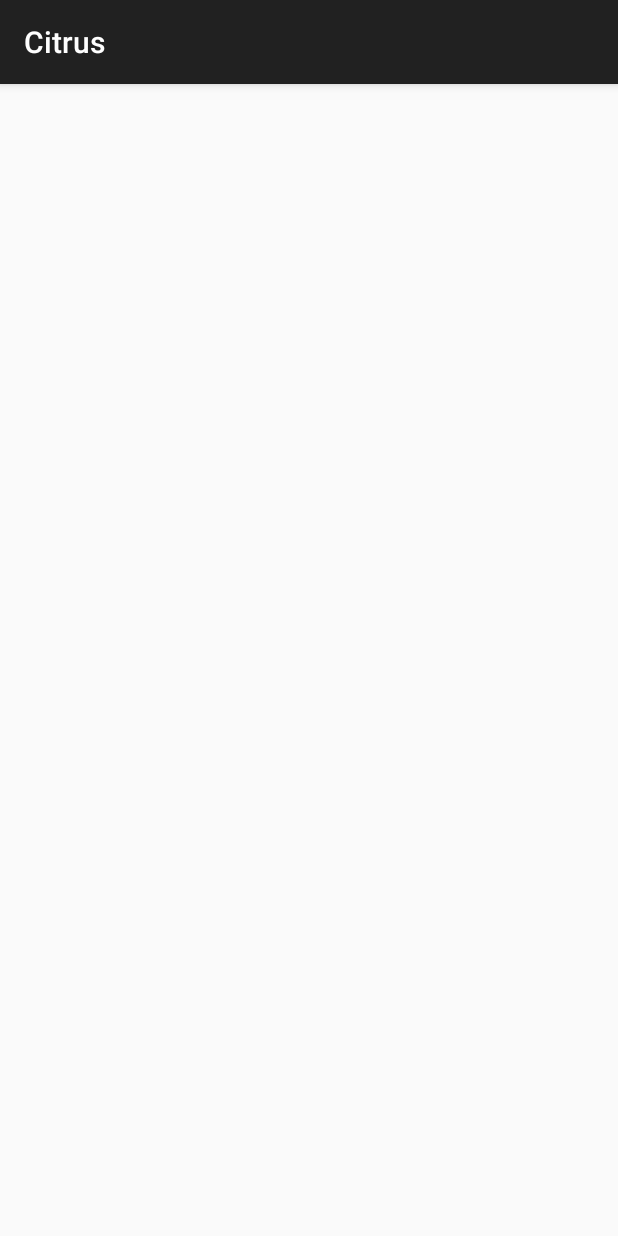
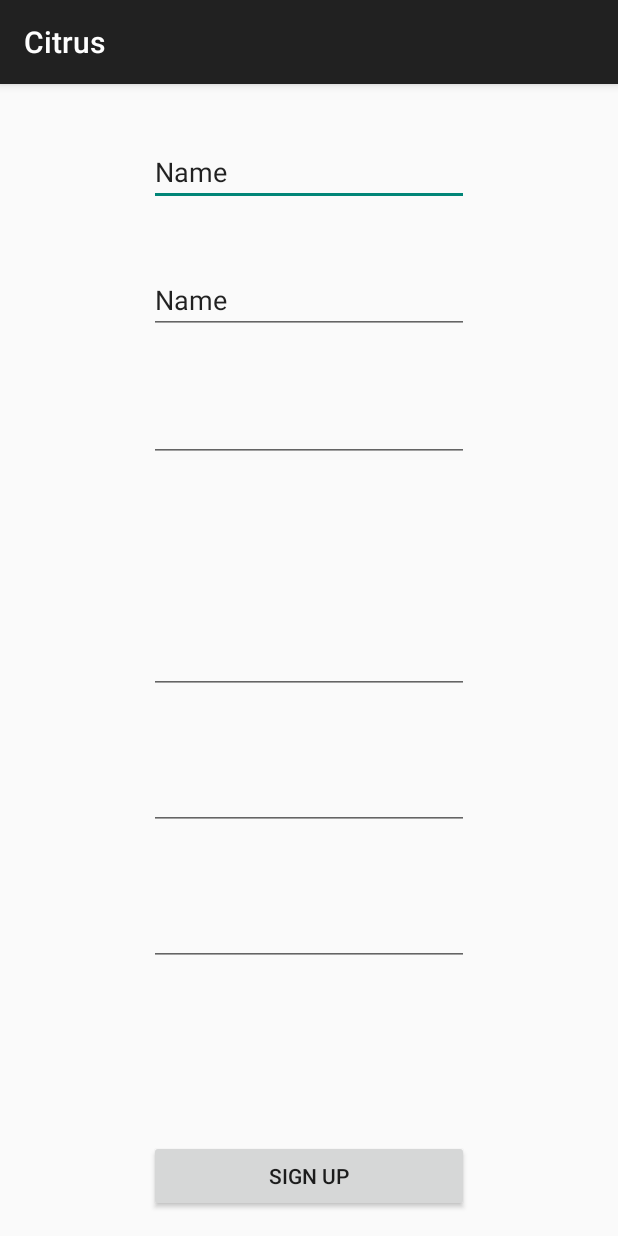
Before and after one commit to DemirhanOzel/Citrus, an Android app: the screen it shows after launch (SignupActivity), after a tap on "SIGN UP", on a phone screen of 412 x 824 dp. Run offline under Robolectric (Android 15) with nearby library versions, the phone set to English and light mode, and no system bars.

Commit message:
Updated theme elements and resources

```diff
--- a/app/src/main/AndroidManifest.xml
+++ b/app/src/main/AndroidManifest.xml
@@ -15,7 +15,8 @@
                 <category android:name="android.intent.category.LAUNCHER" />
             </intent-filter>
         </activity>
-        <activity android:name=".SignupActivity"></activity>
+        <activity android:name=".SignupActivity" />
+        <activity android:name=".SigninActivity"></activity>
     </application>
 
 </manifest>
--- a/app/src/main/java/net/citrusdynamics/citrus/MainActivity.java
+++ b/app/src/main/java/net/citrusdynamics/citrus/MainActivity.java
@@ -13,16 +13,29 @@ public class MainActivity extends AppCompatActivity {
         setContentView(R.layout.activity_main);
         Button signin = (Button) findViewById(R.id.signin);
         Button signup = (Button) findViewById(R.id.signup);
-        signup.setOnClickListener(viewhandler1);
 
+        signin.setOnClickListener(onclicklistener);
+        signup.setOnClickListener(onclicklistener);
 
     }
 
-    View.OnClickListener viewhandler1 = new View.OnClickListener() {
-        public void onClick(View v) {
-            setContentView(R.layout.activity_signup);
-            Intent signup_intent = new Intent(MainActivity.this, SignupActivity.class);
-            startActivity(signup_intent);
+    private View.OnClickListener onclicklistener = new View.OnClickListener() {
+        @Override
+        public void onClick(final View v) {
+            switch (v.getId()) {
+                case R.id.signin:
+
+                    Intent signin_intent = new Intent(MainActivity.this, SigninActivity.class);
+                    startActivity(signin_intent);
+                    break;
+                case R.id.signup:
+
+                    Intent signup_intent = new Intent(MainActivity.this, SignupActivity.class);
+                    startActivity(signup_intent);
+
+                    break;
+
+            }
         }
     };
 }
--- a/app/src/main/res/layout/activity_main.xml
+++ b/app/src/main/res/layout/activity_main.xml
@@ -45,7 +45,8 @@
         android:layout_centerHorizontal="true"
         android:layout_marginTop="30dp"
         android:enabled="false"
-        android:textColor="#000000" />
+        android:textColor="#000000"
+        />
 
 
 
--- a/app/src/main/res/layout/activity_signup.xml
+++ b/app/src/main/res/layout/activity_signup.xml
@@ -10,4 +10,84 @@
     tools:context="net.citrusdynamics.citrus.SignupActivity">
 
 
+    <EditText
+        android:layout_width="wrap_content"
+        android:layout_height="wrap_content"
+        android:inputType="textPersonName"
+        android:text="Name"
+        android:ems="10"
+        android:id="@+id/editText"
+        android:layout_marginTop="20dp"
+        android:layout_marginBottom="20dp"
+        android:layout_alignParentTop="true"
+        android:layout_centerHorizontal="true" />
+
+    <EditText
+        android:layout_width="wrap_content"
+        android:layout_height="wrap_content"
+        android:inputType="textPersonName"
+        android:text="Name"
+        android:ems="10"
+        android:id="@+id/editText2"
+        android:layout_marginTop="20dp"
+        android:layout_marginBottom="20dp"
+        android:layout_below="@+id/editText"
+        android:layout_centerHorizontal="true" />
+
+    <EditText
+        android:layout_width="wrap_content"
+        android:layout_height="wrap_content"
+        android:inputType="textEmailAddress"
+        android:ems="10"
+        android:id="@+id/editText3"
+        android:layout_marginTop="20dp"
+        android:layout_marginBottom="20dp"
+        android:layout_below="@+id/editText2"
+        android:layout_centerHorizontal="true" />
+
+    <EditText
+        android:layout_width="wrap_content"
+        android:layout_height="wrap_content"
+        android:inputType="phone"
+        android:ems="10"
+        android:layout_marginTop="20dp"
+        android:layout_marginBottom="20dp"
+        android:id="@+id/editText4"
+        android:layout_centerVertical="true"
+        android:layout_centerHorizontal="true"
+        android:layout_alignParentEnd="false"
+        android:layout_alignParentStart="false" />
+
+    <EditText
+        android:layout_width="wrap_content"
+        android:layout_height="wrap_content"
+        android:inputType="textPassword"
+        android:ems="10"
+        android:id="@+id/editText5"
+        android:layout_below="@+id/editText6"
+        android:layout_marginTop="20dp"
+        android:layout_marginBottom="25dp"
+        android:layout_centerHorizontal="true"
+         />
+
+    <EditText
+        android:layout_width="wrap_content"
+        android:layout_height="wrap_content"
+        android:inputType="textPostalAddress"
+        android:ems="10"
+        android:id="@+id/editText6"
+        android:layout_marginTop="25dp"
+        android:layout_marginBottom="25dp"
+        android:layout_below="@+id/editText4"
+        android:layout_centerHorizontal="true" />
+
+    <Button
+        android:layout_width="match_parent"
+        android:layout_height="wrap_content"
+        android:text="Sign Up"
+        android:id="@+id/button2"
+        android:layout_alignParentBottom="true"
+        android:layout_alignStart="@+id/editText5"
+        android:layout_alignEnd="@+id/editText5" />
+
 </RelativeLayout>
```
Also changed, not shown: app/src/main/java/net/citrusdynamics/citrus/SigninActivity.java (added, +13 -0 lines), app/src/main/res/layout/activity_signin.xml (added, +65 -0 lines).
